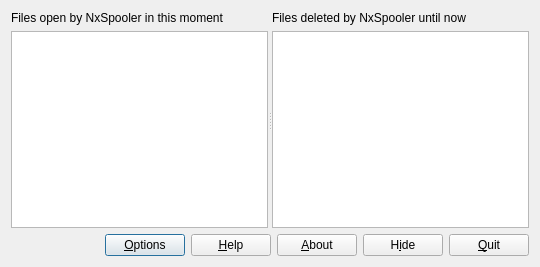
This is trunk/nxspooler.ui in BackupTheBerlios/nxspooler-svn as Qt 5 draws it before an edit. The edited form follows.
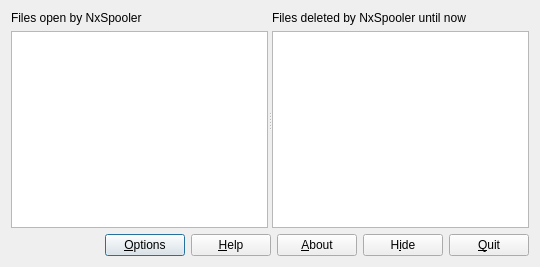
This is the edited form. Icons and pictures are not drawn.

Commit message: Now, the open files list works. When NxSpooler opens a file with an extension that must not be deleted, its path will be stored in the list. When someone deletes the file, NxSpooler will detect this. So, if the same file reappears, it will be open again.

Patch:
```diff
--- a/trunk/nxspooler.ui
+++ b/trunk/nxspooler.ui
@@ -29,12 +29,12 @@
      <property name="orientation">
       <enum>Qt::Horizontal</enum>
      </property>
-     <widget class="QWidget" name="">
+     <widget class="QWidget" name="layoutWidget">
       <layout class="QVBoxLayout" name="v_2">
        <item>
         <widget class="QLabel" name="m_label_open">
          <property name="text">
-          <string>Files open by NxSpooler in this moment</string>
+          <string>Files open by NxSpooler</string>
          </property>
         </widget>
        </item>
@@ -56,7 +56,7 @@
        </item>
       </layout>
      </widget>
-     <widget class="QWidget" name="">
+     <widget class="QWidget" name="layoutWidget">
       <layout class="QVBoxLayout" name="v_1">
        <item>
         <widget class="QLabel" name="m_label_deleted">
```
The commit also changes 3 other files.
